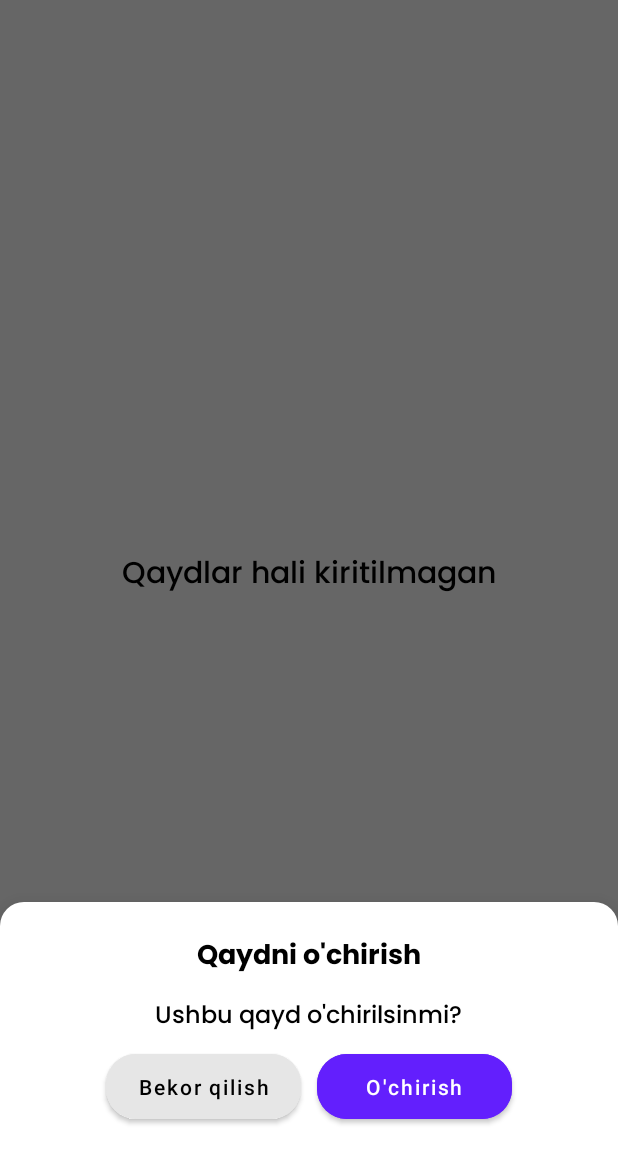
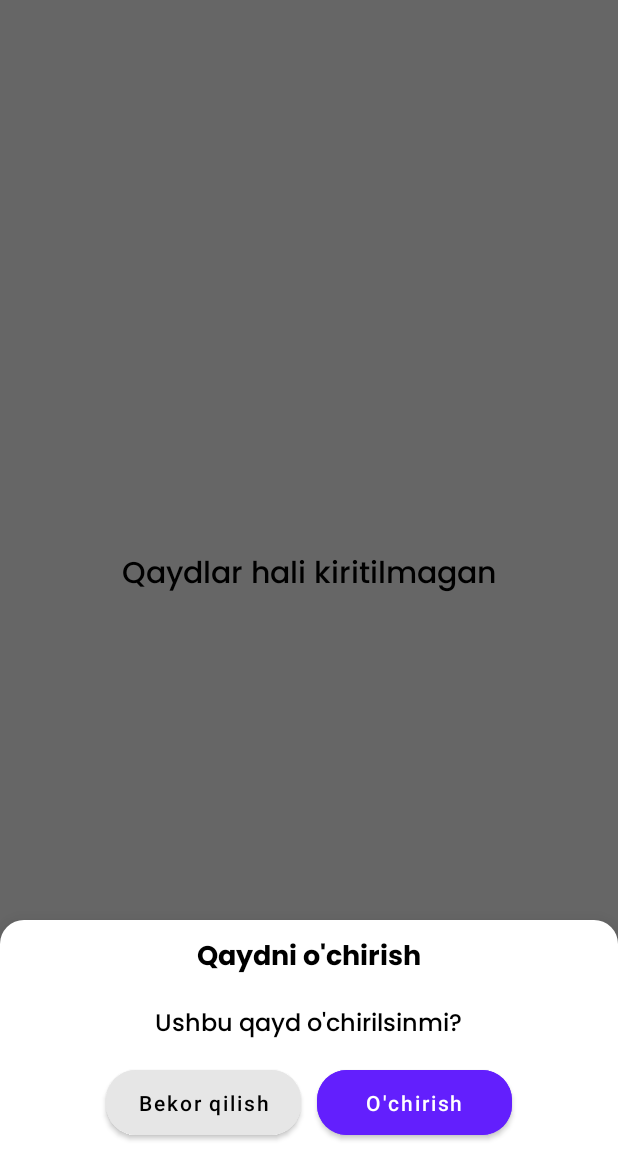
Before and after one commit to Ikhtidev/Notes, an Android app: the fragment BottomSheetDialog placed in its activity, on a phone screen of 412 x 824 dp, the part 84-1236 px from its top. Run offline under Robolectric (Android 15) with nearby library versions, the phone set to English and light mode, and no system bars; our stand-ins replace Room's generated code.

Commit message:
app ended

```diff
--- a/app/src/main/res/layout/bottom_sheet_layout.xml
+++ b/app/src/main/res/layout/bottom_sheet_layout.xml
@@ -3,11 +3,10 @@
     xmlns:app="http://schemas.android.com/apk/res-auto"
     xmlns:tools="http://schemas.android.com/tools"
     android:layout_width="match_parent"
-    android:layout_height="match_parent"
+    android:layout_height="wrap_content"
     android:gravity="center_horizontal"
     android:background="@drawable/bottomsheet_shape"
-    android:orientation="vertical"
-    android:padding="16dp">
+    android:orientation="vertical">
 
     <TextView
         android:layout_width="wrap_content"
@@ -15,7 +14,7 @@
         android:fontFamily="@font/poppins_bold"
         android:text="@string/delete_note"
         android:textColor="@color/black"
-        android:layout_marginVertical="5dp"
+        android:layout_marginVertical="10dp"
         android:textSize="18sp" />
 
     <TextView
@@ -30,6 +29,7 @@
     <LinearLayout
         android:layout_width="match_parent"
         android:layout_height="wrap_content"
+        android:paddingVertical="5dp"
         android:gravity="center_horizontal">
 
 
```
